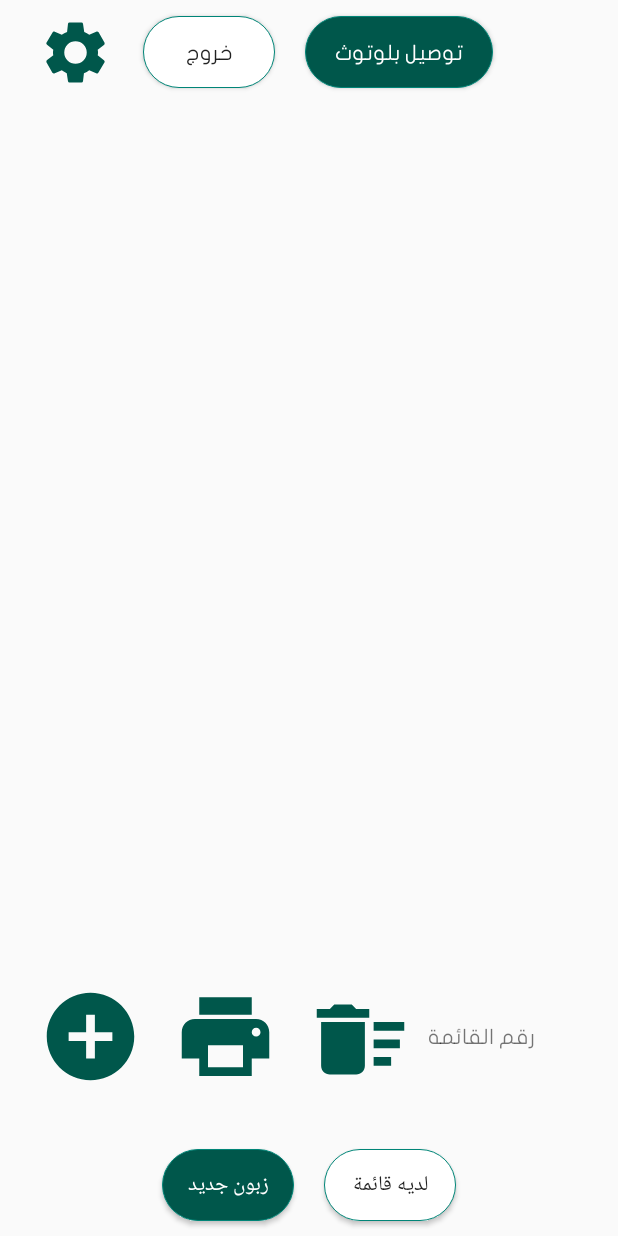
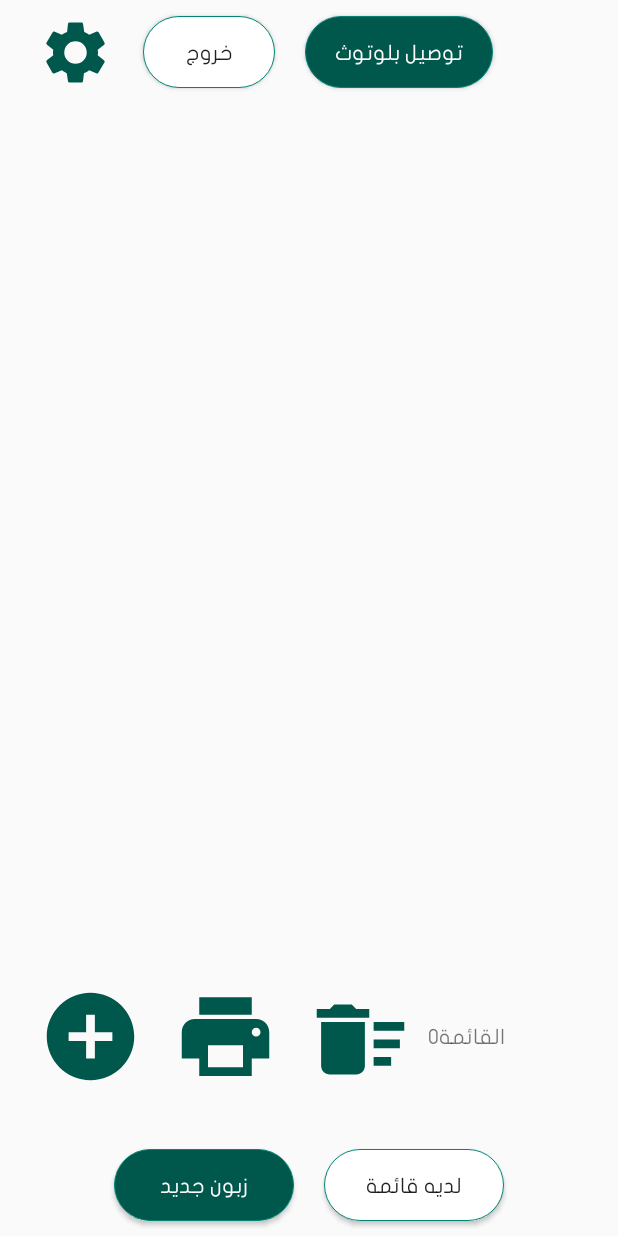
Before and after one commit to FatimaAli-k/SellApp, an Android app: the Main_Activity screen opened directly, with no data from a screen before it, on a phone screen of 412 x 824 dp. Run offline under Robolectric (Android 15) with nearby library versions, the phone set to English and light mode, and no system bars; our stand-ins replace Volley; 1 statement that could not run was skipped.

Commit message:
small edit

```diff
--- a/app/src/main/res/layout/main_activity.xml
+++ b/app/src/main/res/layout/main_activity.xml
@@ -136,7 +136,14 @@
                 android:layout_height="match_parent"
 
                 android:orientation="horizontal">
-
+                <TextView
+                    android:id="@+id/textView_sellMenuId"
+                    android:layout_width="wrap_content"
+                    android:layout_height="wrap_content"
+                    android:fontFamily="@font/myfont"
+                    android:layout_gravity="center"
+                    android:text="0"
+                    android:gravity="center" />
                 <TextView
                     android:id="@+id/textView2"
                     android:layout_width="match_parent"
@@ -144,16 +151,9 @@
                     android:layout_gravity="center"
                     android:fontFamily="@font/myfont"
                     android:gravity="center"
-                    android:text="رقم القائمة" />
+                    android:text="القائمة" />
 
-                <TextView
-                    android:id="@+id/textView_sellMenuId"
-                    android:layout_width="wrap_content"
-                    android:layout_height="wrap_content"
-                    android:fontFamily="@font/myfont"
-                    android:layout_gravity="center"
 
-                    android:gravity="center" />
             </LinearLayout>
 
 
@@ -170,10 +170,12 @@
 
             <Button
                 android:id="@+id/button_newCustomer"
-                android:layout_width="wrap_content"
+
                 android:layout_height="wrap_content"
                 android:layout_margin="10dp"
+                android:layout_width="120dp"
                 android:textColor="#ffff"
+                android:fontFamily="@font/myfont"
                 android:background="@drawable/back_gradient"
                 android:text="زبون جديد">
 
@@ -181,9 +183,11 @@
 
             <Button
                 android:id="@+id/button_oldCustomer"
-                android:layout_width="wrap_content"
+                android:layout_width="120dp"
                 android:layout_height="wrap_content"
                 android:layout_margin="10dp"
+
+                android:fontFamily="@font/myfont"
                 android:background="@drawable/button_style"
                 android:text="لديه قائمة">
 
```
